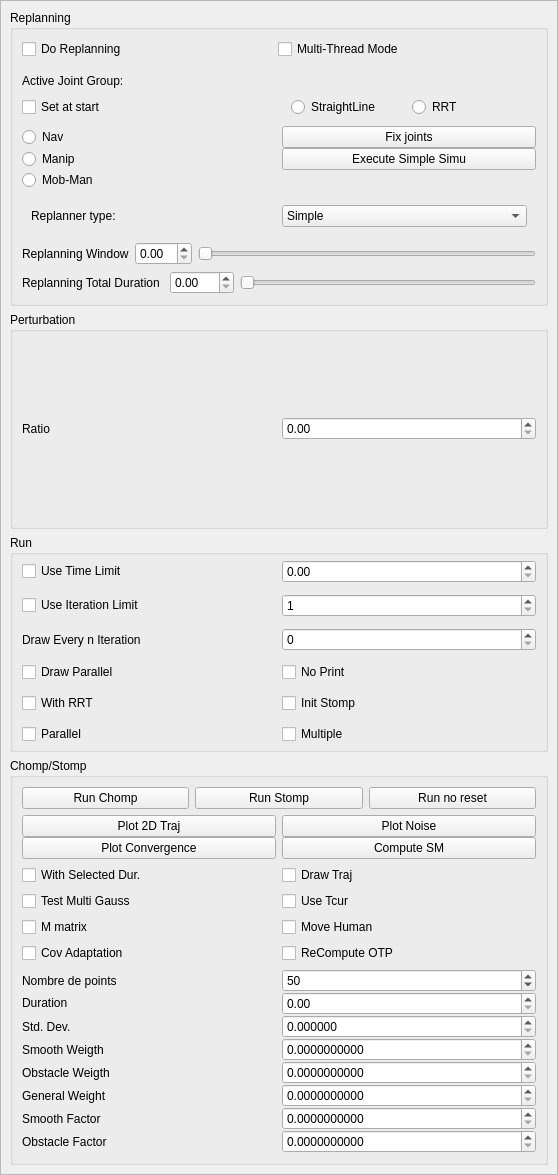
jmainpri/move3d-studio, file src/move3d-qt-gui-libs/src/qtMainInterface/sideWidgets/qtReplanning.ui: the form before one commit.
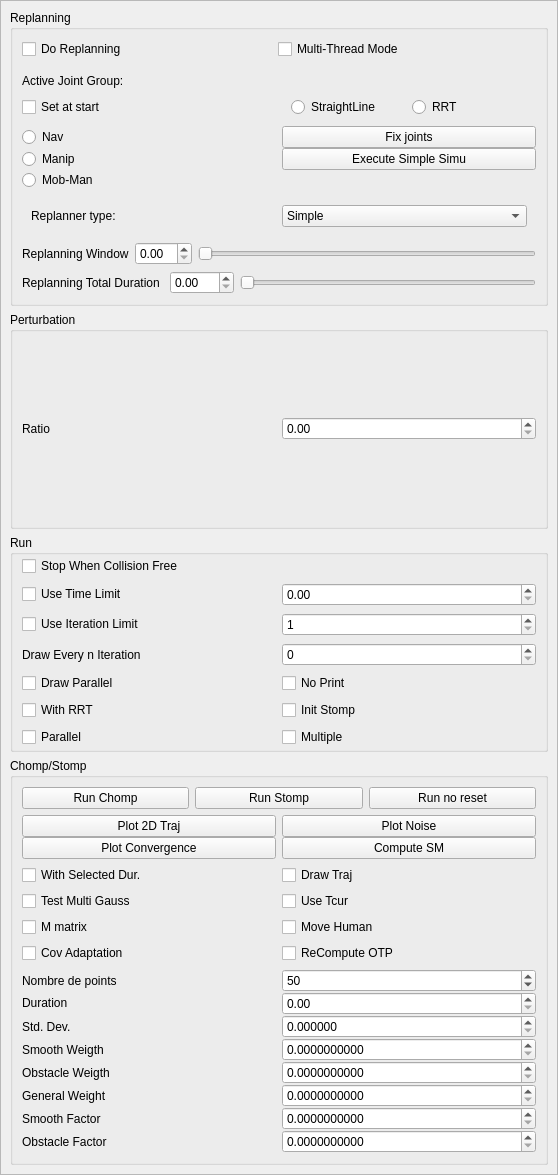
The form after the commit.

Commit message: Add button to stop at collision free

What changed in the file:
```diff
--- a/src/move3d-qt-gui-libs/src/qtMainInterface/sideWidgets/qtReplanning.ui
+++ b/src/move3d-qt-gui-libs/src/qtMainInterface/sideWidgets/qtReplanning.ui
@@ -303,34 +303,14 @@
           <property name="bottomMargin">
            <number>0</number>
           </property>
-          <item row="4" column="1">
-           <widget class="QSpinBox" name="spinBoxStompDrawIteration"/>
-          </item>
-          <item row="6" column="1">
-           <widget class="QCheckBox" name="checkBoxInitStomp">
-            <property name="text">
-             <string>Init Stomp</string>
-            </property>
-           </widget>
-          </item>
-          <item row="0" column="1">
-           <widget class="QDoubleSpinBox" name="doubleSpinBoxTimeLimit"/>
-          </item>
-          <item row="4" column="0">
-           <widget class="QLabel" name="label_9">
-            <property name="text">
-             <string>Draw Every n Iteration</string>
-            </property>
-           </widget>
-          </item>
-          <item row="1" column="0">
+          <item row="2" column="0">
            <widget class="QCheckBox" name="checkBoxStompMaxIteration">
             <property name="text">
              <string>Use Iteration Limit</string>
             </property>
            </widget>
           </item>
-          <item row="1" column="1">
+          <item row="2" column="1">
            <widget class="QSpinBox" name="spinBoxStompMaxIteration">
             <property name="minimum">
              <number>1</number>
@@ -340,48 +320,75 @@
             </property>
            </widget>
           </item>
-          <item row="6" column="0">
+          <item row="7" column="0">
            <widget class="QCheckBox" name="checkBoxWithRRT">
             <property name="text">
              <string>With RRT</string>
             </property>
            </widget>
           </item>
-          <item row="0" column="0">
+          <item row="1" column="0">
            <widget class="QCheckBox" name="checkBoxTimeLimit">
             <property name="text">
              <string>Use Time Limit</string>
             </property>
            </widget>
           </item>
-          <item row="5" column="0">
+          <item row="6" column="0">
            <widget class="QCheckBox" name="checkBoxDrawParallel">
             <property name="text">
              <string>Draw Parallel</string>
             </property>
            </widget>
           </item>
-          <item row="5" column="1">
+          <item row="6" column="1">
            <widget class="QCheckBox" name="checkBoxStompNoPrint">
             <property name="text">
              <string>No Print</string>
             </property>
            </widget>
           </item>
-          <item row="7" column="0">
+          <item row="8" column="0">
            <widget class="QCheckBox" name="checkBoxStompParallel">
             <property name="text">
              <string>Parallel</string>
             </property>
            </widget>
           </item>
-          <item row="7" column="1">
+          <item row="8" column="1">
            <widget class="QCheckBox" name="checkBoxMultipleStomp">
             <property name="text">
              <string>Multiple</string>
             </property>
            </widget>
           </item>
+          <item row="5" column="1">
+           <widget class="QSpinBox" name="spinBoxStompDrawIteration"/>
+          </item>
+          <item row="7" column="1">
+           <widget class="QCheckBox" name="checkBoxInitStomp">
+            <property name="text">
+             <string>Init Stomp</string>
+            </property>
+           </widget>
+          </item>
+          <item row="1" column="1">
+           <widget class="QDoubleSpinBox" name="doubleSpinBoxTimeLimit"/>
+          </item>
+          <item row="5" column="0">
+           <widget class="QLabel" name="label_9">
+            <property name="text">
+             <string>Draw Every n Iteration</string>
+            </property>
+           </widget>
+          </item>
+          <item row="0" column="0">
+           <widget class="QCheckBox" name="checkBoxStopWhenCollisionFree">
+            <property name="text">
+             <string>Stop When Collision Free</string>
+            </property>
+           </widget>
+          </item>
          </layout>
         </widget>
        </item>
```
The commit also changes 5 other files.
